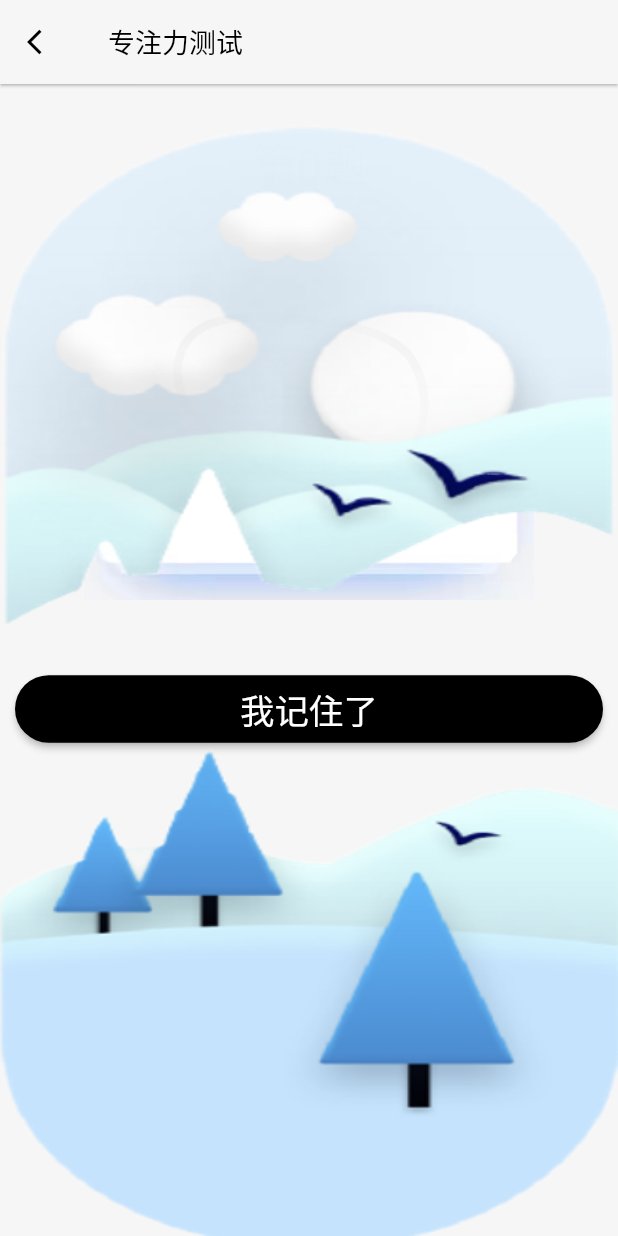
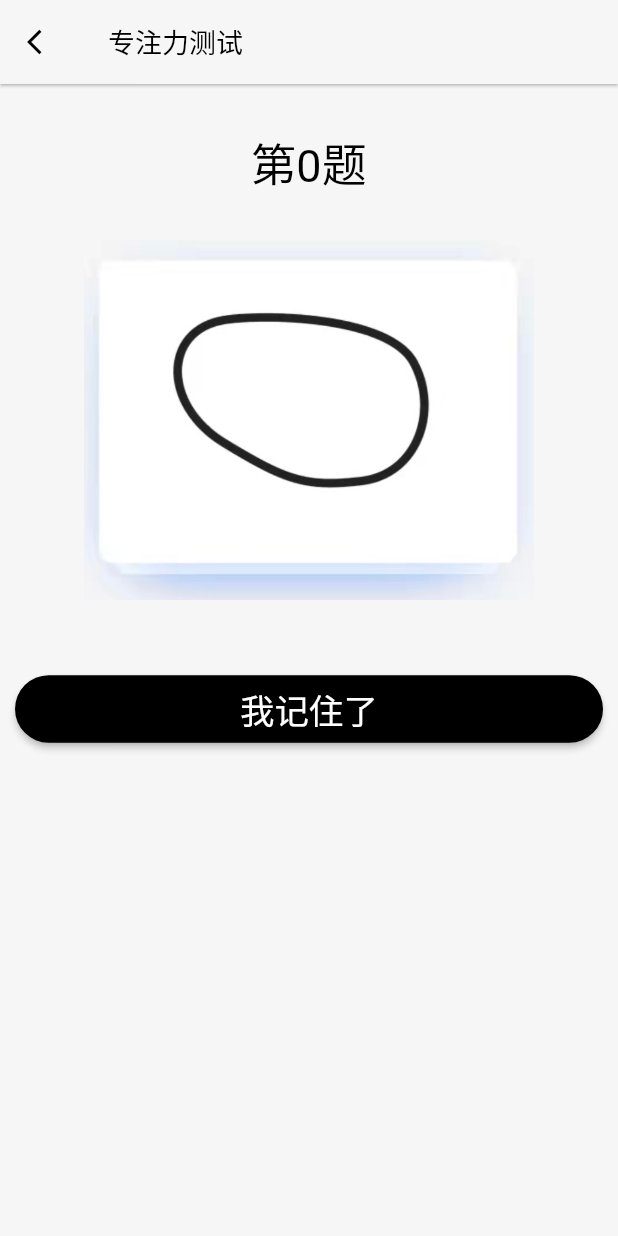
Before and after one commit to LryIII/memory_practice, a Flutter app: the GameMain screen opened directly, on a phone screen of 412 x 824 dp. Run offline on Flutter 3.47's test engine with Material 2 defaults, Android fonts, the phone set to English and light mode, and no system bars; our stand-ins replace dio, fl_chart, flutter_smart_dialog, percent_indicator, stop_watch_timer.

Commit message:
add：大致实现主体entrance效果

```diff
--- a/lib/pages/game/game_main.dart
+++ b/lib/pages/game/game_main.dart
@@ -490,8 +490,8 @@ class _GameMainState extends State<GameMain> {
               ),
             ),
           ),
-          AnimatedSlideImageTop(),
-          AnimatedSlideImageBottom(),
+          const AnimatedSlideImageTop(),
+          const AnimatedSlideImageBottom(),
         ],
       ),
     );
--- a/lib/pages/game/slide_image_entrance.dart
+++ b/lib/pages/game/slide_image_entrance.dart
@@ -1,7 +1,7 @@
+import 'dart:async';
 import 'dart:ui';
 
 import 'package:flutter/material.dart';
-
 class AnimatedSlideImageTop extends StatefulWidget {
   const AnimatedSlideImageTop({Key? key}) : super(key: key);
 
@@ -12,24 +12,43 @@ class AnimatedSlideImageTop extends StatefulWidget {
 class _AnimatedSlideImageTopState extends State<AnimatedSlideImageTop> {
   final screenHeight=window.physicalSize.height/window.devicePixelRatio;
   final screenWidth=window.physicalSize.width/window.devicePixelRatio;
+  late Timer _timer;
+  late double nowY;
+  @override
+  void initState() {
+    // TODO: implement initState
+    nowY=-0.662;//-0.812+0.15;
+    _timer=Timer.periodic(const Duration(milliseconds: 20),
+      (timer) {
+        if(_timer.tick==60) {
+          _timer.cancel();
+        }
+        if(_timer.tick>=10){
+          nowY-=(-0.662+3.780)/50.0;
+          setState(() {});
+        }
+      }
+    );
+    super.initState();
+  }
+  @override
+  void dispose() {
+    _timer.cancel();
+    super.dispose();
+  }
   @override
   Widget build(BuildContext context) {
     return Align(
-      alignment: Alignment(0,-0.812+0.15),
+      alignment: Alignment(0,nowY),
       child: Container(
         width: screenWidth,
         height: screenHeight/2.0*1.12,
-        decoration: BoxDecoration(
+        decoration: const BoxDecoration(
           image: DecorationImage(
             image: AssetImage('assets/images/entrance_top.png'),
             fit: BoxFit.fill,
           )
         ),
-        // height: double.infinity,
-        // width: double.infinity,
-        // decoration: BoxDecoration(
-        //   image:
-        // ),
       ),
     );
   }
@@ -44,14 +63,38 @@ class AnimatedSlideImageBottom extends StatefulWidget {
 class _AnimatedSlideImageBottomState extends State<AnimatedSlideImageBottom> {
   final screenHeight=window.physicalSize.height/window.devicePixelRatio;
   final screenWidth=window.physicalSize.width/window.devicePixelRatio;
+  late Timer _timer;
+  late double nowY;
+  @override
+  void initState() {
+    // TODO: implement initState
+    nowY=1.045;//-0.812+0.15;
+    _timer=Timer.periodic(const Duration(milliseconds: 20),
+      (timer) {
+         if(_timer.tick==50) {
+           _timer.cancel();
+         }
+         if(_timer.tick>=10){
+           nowY+=(4.090-1.045)/50.0;
+           setState(() {});
+         }
+      }
+    );
+    super.initState();
+  }
+  @override
+  void dispose() {
+    _timer.cancel();
+    super.dispose();
+  }
   @override
   Widget build(BuildContext context) {
     return Align(
-      alignment: Alignment(0,0.895+0.15),
+      alignment: Alignment(0,nowY),
       child: Container(
         width: screenWidth,
         height: screenHeight/2*1.12,
-        decoration: BoxDecoration(
+        decoration: const BoxDecoration(
           image: DecorationImage(
             image: AssetImage('assets/images/entrance_bottom.png'),
             fit: BoxFit.fill,
--- a/lib/pages/home/home_content.dart
+++ b/lib/pages/home/home_content.dart
@@ -41,7 +41,7 @@ class HomeContent extends StatelessWidget {
               alignment: const Alignment(0,-0.35),
               imageUrl: 'assets/images/game.png',
               onTap: (){
-                Navigator.of(context).pushNamed('/entrance');
+                Navigator.of(context).pushNamed('/game_main');
               },
             ),
             AlignImageButton(
```
